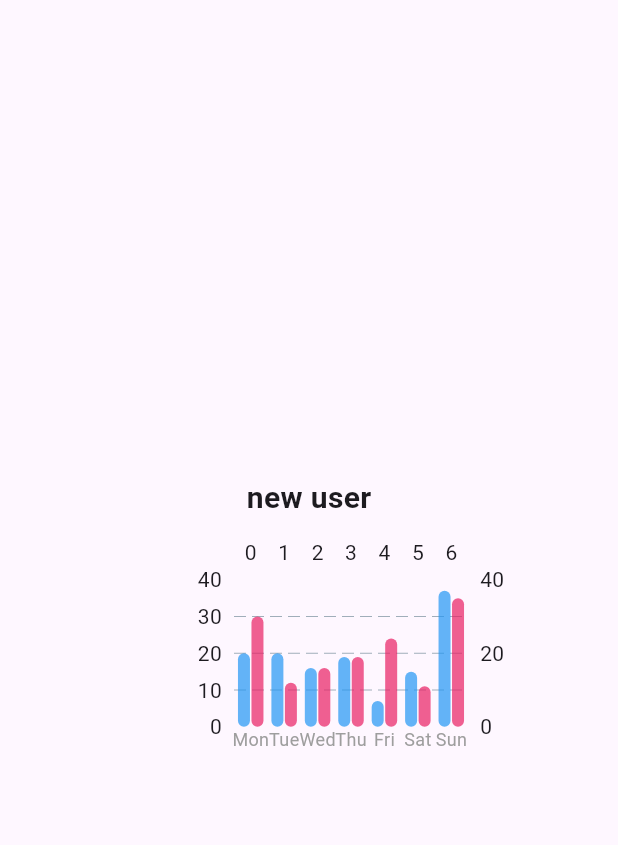
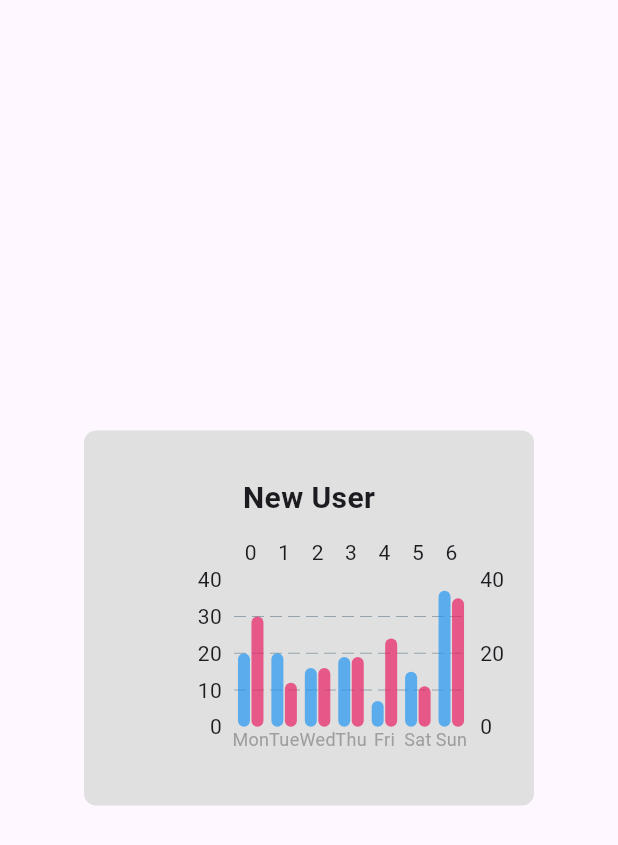
Before and after one commit to Thinusan990/dashboard_my_mate, a Flutter app: the fl_chart screen opened directly, on a phone screen of 412 x 824 dp. Shown: the top 845 px of the screen. Run offline on Flutter 3.47's test engine with Material 3 defaults, Android fonts, the light colour scheme and no system bars; drawn by our look-alikes of fl_chart; our stand-ins replace cloud_firestore, firebase_core; accounts and stored records are empty.

Commit message:
Fl chart updated

```diff
--- a/lib/Homepages/home_screen.dart
+++ b/lib/Homepages/home_screen.dart
@@ -19,14 +19,12 @@ class HomeScreen extends StatelessWidget {
               ),
             ),
 
-
             Expanded(
               flex: 7,
               child: Container(
                 color: Colors.white,
                 child: Column(
                   children: [
-
                     Expanded(
                       flex: 1,
                       child: Row(
@@ -34,12 +32,19 @@ class HomeScreen extends StatelessWidget {
                           Expanded(
                             flex: 1,
                             child: Container(
-                              color: Colors.blue[100],
-                              child: Center(
-                                child: fl_chart(),
+                              color: Colors.grey[300],
+                              child: Column(
+                                mainAxisAlignment: MainAxisAlignment.start,
+                                children: [
+
+                                  Expanded(
+                                    child: fl_chart(),
+                                  ),
+                                ],
                               ),
                             ),
                           ),
+
                           Expanded(
                             flex: 1,
                             child: Container(
@@ -57,9 +62,7 @@ class HomeScreen extends StatelessWidget {
                       flex: 1,
                       child: Container(
                         color: Colors.green[100], // Graph 2 container
-                        child: Center(
-
-                        ),
+                        child: Center(),
                       ),
                     ),
 
@@ -68,9 +71,7 @@ class HomeScreen extends StatelessWidget {
                       flex: 1, // 1/3 of the remaining height
                       child: Container(
                         color: Colors.orange[100], // Graph 3 container
-                        child: Center(
-
-                        ),
+                        child: Center(),
                       ),
                     ),
                   ],
--- a/lib/widgets/fl_chart.dart
+++ b/lib/widgets/fl_chart.dart
@@ -81,20 +81,27 @@ class _fl_chart extends State<fl_chart> {
   Widget build(BuildContext context) {
     return Scaffold(
       body: Center(
-        child: Padding(
-          padding: const EdgeInsets.all(16.0),
-          child: Column(mainAxisSize: MainAxisSize.min, children: [
+        child: Container(
+          width: 300,
+          height: 250, // Increased the height to accommodate both text and chart
+          decoration: BoxDecoration(
+            color: Colors.grey[300],
+            borderRadius: BorderRadius.circular(8),
+          ),
+          child: Column(
+            mainAxisAlignment: MainAxisAlignment.center,
+            children: [
               Text(
-              'new user',
+                'New User',
                 style: TextStyle(
                   fontSize: 20,
                   fontWeight: FontWeight.bold,
                 ),
               ),
-            SizedBox(height: 10),
-            SizedBox(
-              width: 300,
-              height: 150,
+              SizedBox(height: 10), // Add some space between text and chart
+              Container(
+                width: double.infinity,
+                height: 150, // Height of the chart container
                 child: BarChart(
                   BarChartData(
                     alignment: BarChartAlignment.spaceAround,
@@ -116,18 +123,11 @@ class _fl_chart extends State<fl_chart> {
                         sideTitles: SideTitles(
                           showTitles: true,
                           getTitlesWidget: (value, meta) {
-                          const days = [
-                            'Mon',
-                            'Tue',
-                            'Wed',
-                            'Thu',
-                            'Fri',
-                            'Sat',
-                            'Sun'
-                          ];
-                          return Text(days[value.toInt()],
-                              style:
-                                  TextStyle(color: Colors.grey, fontSize: 12));
+                            const days = ['Mon', 'Tue', 'Wed', 'Thu', 'Fri', 'Sat', 'Sun'];
+                            return Text(
+                              days[value.toInt()],
+                              style: TextStyle(color: Colors.grey, fontSize: 12),
+                            );
                           },
                         ),
                       ),
@@ -139,7 +139,8 @@ class _fl_chart extends State<fl_chart> {
                   ),
                 ),
               ),
-          ]),
+            ],
+          ),
         ),
       ),
     );
```
Lines whose indentation alone changed are shown as unchanged.
